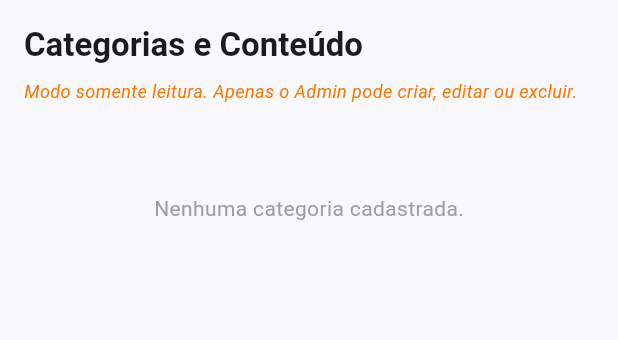
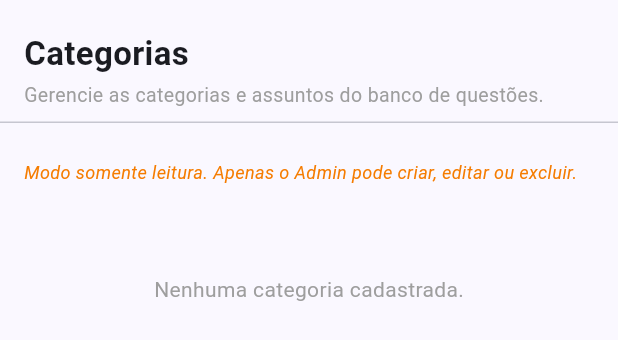
Before and after one commit to grazielihain/PDS, a Flutter app: the AdminCategoriasTab widget shown alone on an empty page, opened directly with empty values, on a phone screen of 412 x 824 dp. Shown: the top 340 px of the screen. Run offline on Flutter 3.47's test engine with Material 3 defaults, Android fonts, the phone set to English and light mode, and no system bars; our stand-ins replace cloud_firestore, file_picker, firebase_auth, firebase_core, firebase_storage, flutter_riverpod and 3 more; accounts and stored records are empty.

Commit message:
feat: inclusão de descrição das telas internas.

```diff
--- a/lib/features/admin/presentation/pages/tabs/admin_categorias_tab.dart
+++ b/lib/features/admin/presentation/pages/tabs/admin_categorias_tab.dart
@@ -2,6 +2,7 @@ import 'package:flutter/material.dart';
 import 'package:flutter/services.dart';
 import 'package:cloud_firestore/cloud_firestore.dart';
 import 'package:flutter_riverpod/flutter_riverpod.dart';
+import 'package:rumo_quiz/shared/widgets/tab_page_header.dart';
 import '../../providers/admin_provider.dart';
 
 class AdminCategoriasTab extends ConsumerStatefulWidget {
@@ -276,29 +277,24 @@ class _AdminCategoriasTabState extends ConsumerState<AdminCategoriasTab> {
 
   @override
   Widget build(BuildContext context) {
-    return SingleChildScrollView(
+    return Column(
+      crossAxisAlignment: CrossAxisAlignment.start,
+      children: [
+        tabPageHeader(
+          'Categorias',
+          'Gerencie as categorias e assuntos do banco de questões.',
+        ),
+        Expanded(
+          child: SingleChildScrollView(
             padding: const EdgeInsets.all(16),
             child: Column(
               crossAxisAlignment: CrossAxisAlignment.start,
               children: [
-          Column(
-            crossAxisAlignment: CrossAxisAlignment.start,
-            children: [
-              Text(
-                'Categorias e Conteúdo',
-                style: Theme.of(context).textTheme.titleLarge?.copyWith(
-                  fontWeight: FontWeight.bold,
-                ),
-              ),
-              if (_isAdmin) ...[
-                const SizedBox(height: 8),
+                if (_isAdmin)
                   FilledButton.icon(
                     onPressed: _abrirDialogCategoria,
                     icon: const Icon(Icons.add, size: 18),
                     label: const Text('Nova Categoria'),
-                ),
-              ],
-            ],
                   ),
                 if (!_isAdmin)
                   Padding(
@@ -343,6 +339,9 @@ class _AdminCategoriasTabState extends ConsumerState<AdminCategoriasTab> {
                 ),
               ],
             ),
+          ),
+        ),
+      ],
     );
   }
 
--- a/lib/features/admin/presentation/pages/tabs/admin_questoes_tab.dart
+++ b/lib/features/admin/presentation/pages/tabs/admin_questoes_tab.dart
@@ -7,6 +7,7 @@ import 'package:firebase_storage/firebase_storage.dart';
 import 'package:flutter/material.dart';
 import 'package:flutter_riverpod/flutter_riverpod.dart';
 import '../../providers/admin_provider.dart';
+import 'package:rumo_quiz/shared/widgets/tab_page_header.dart';
 
 class AdminQuestoesTab extends ConsumerStatefulWidget {
   final String instituicaoId;
@@ -426,6 +427,10 @@ class _AdminQuestoesTabState extends ConsumerState<AdminQuestoesTab> {
 
       return Column(
         children: [
+          tabPageHeader(
+            'Questões',
+            'Cadastre, edite e exclua questões do banco de dados.',
+          ),
           Container(
             color: colorScheme.surfaceContainerLow,
             padding: const EdgeInsets.fromLTRB(12, 12, 12, 0),
--- /dev/null
+++ b/lib/shared/widgets/tab_page_header.dart
@@ -0,0 +1,34 @@
+import 'package:flutter/material.dart';
+
+/// Cabeçalho padronizado exibido no topo de cada aba do painel.
+/// Mostra o nome da aba (igual à entrada do menu lateral) e uma breve
+/// descrição do conteúdo ou função da aba.
+Widget tabPageHeader(String title, String description) {
+  return Column(
+    crossAxisAlignment: CrossAxisAlignment.start,
+    mainAxisSize: MainAxisSize.min,
+    children: [
+      Padding(
+        padding: const EdgeInsets.fromLTRB(16, 20, 16, 8),
+        child: Column(
+          crossAxisAlignment: CrossAxisAlignment.start,
+          children: [
+            Text(
+              title,
+              style: const TextStyle(
+                fontSize: 22,
+                fontWeight: FontWeight.bold,
+              ),
+            ),
+            const SizedBox(height: 3),
+            Text(
+              description,
+              style: const TextStyle(fontSize: 13, color: Colors.grey),
+            ),
+          ],
+        ),
+      ),
+      const Divider(height: 1, thickness: 1),
+    ],
+  );
+}
```
Also changed, not shown: lib/features/admin/presentation/pages/painel_admin_page.dart (+55 -20 lines), lib/features/admin/presentation/pages/painel_master_page.dart (+10 -35 lines), lib/features/admin/presentation/pages/tabs/admin_gamificacao_tab.dart (+14 -10 lines), lib/features/admin/presentation/pages/tabs/admin_mensagens_tab.dart (+16 -13 lines), lib/features/simulados/presentation/pages/resultado_simulado_page.dart (+7 -13 lines). Lines whose indentation alone changed are shown as unchanged.
